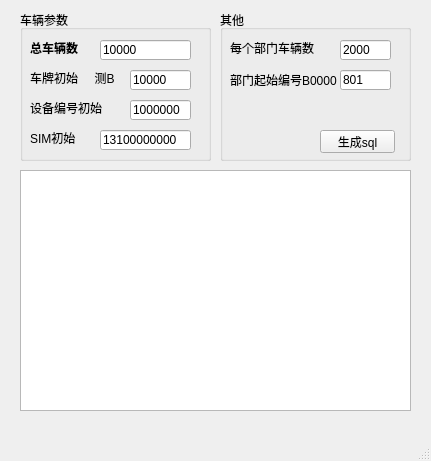
The window that python/GUI-pyqt5/car_sql/UI.ui (uyaly/study2018) describes before a commit, drawn with Qt 5.
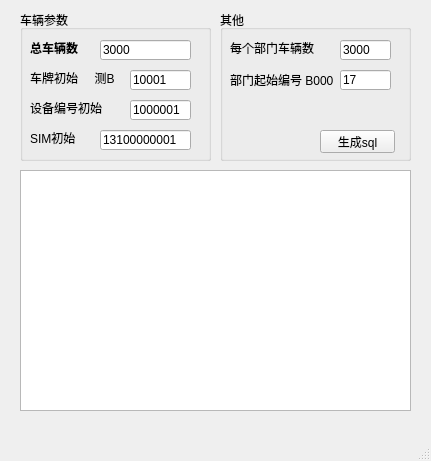
The same window after the commit.

Patch:
```diff
--- a/python/GUI-pyqt5/car_sql/UI.ui
+++ b/python/GUI-pyqt5/car_sql/UI.ui
@@ -58,7 +58,7 @@
       <enum>Qt::LeftToRight</enum>
      </property>
      <property name="text">
-      <string>10000</string>
+      <string>3000</string>
      </property>
     </widget>
     <widget class="QLineEdit" name="car_carnum">
@@ -71,7 +71,7 @@
       </rect>
      </property>
      <property name="text">
-      <string>10000</string>
+      <string>10001</string>
      </property>
     </widget>
     <widget class="QLabel" name="label_3">
@@ -110,7 +110,7 @@
       </rect>
      </property>
      <property name="text">
-      <string>1000000</string>
+      <string>1000001</string>
      </property>
     </widget>
     <widget class="QLineEdit" name="car_simnum">
@@ -123,7 +123,7 @@
       </rect>
      </property>
      <property name="text">
-      <string>13100000000</string>
+      <string>13100000001</string>
      </property>
     </widget>
     <widget class="QLabel" name="label_6">
@@ -175,7 +175,7 @@
       </rect>
      </property>
      <property name="text">
-      <string>2000</string>
+      <string>3000</string>
      </property>
     </widget>
     <widget class="QLineEdit" name="org_num">
@@ -188,7 +188,7 @@
       </rect>
      </property>
      <property name="text">
-      <string>801</string>
+      <string>17</string>
      </property>
     </widget>
     <widget class="QLabel" name="label_4">
@@ -201,7 +201,7 @@
       </rect>
      </property>
      <property name="text">
-      <string>部门起始编号B0000</string>
+      <string>部门起始编号 B000</string>
      </property>
     </widget>
     <widget class="QPushButton" name="creatsql_btn">
```
